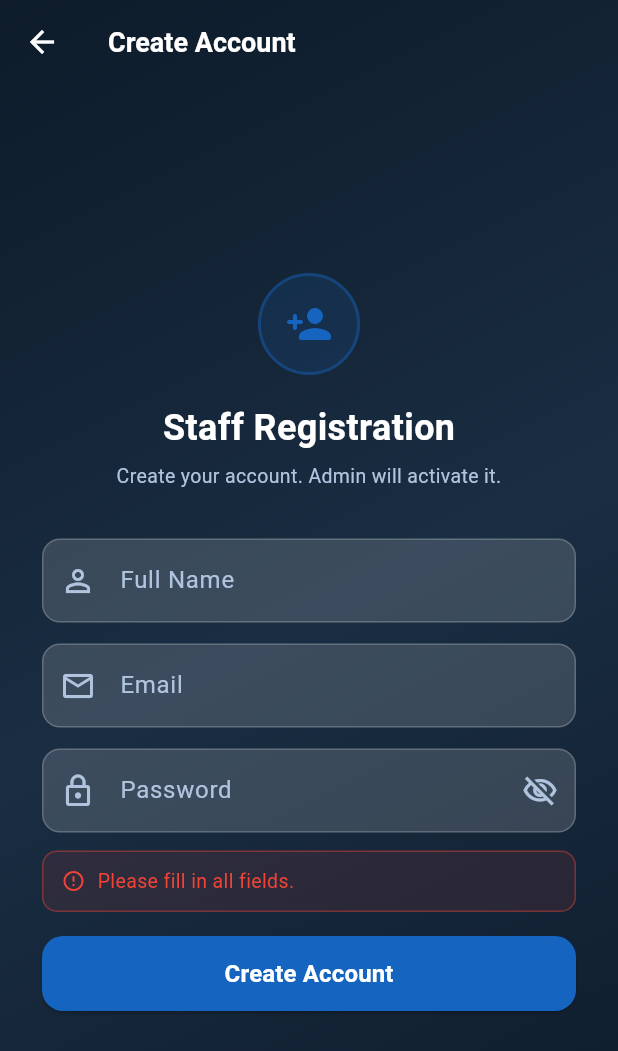
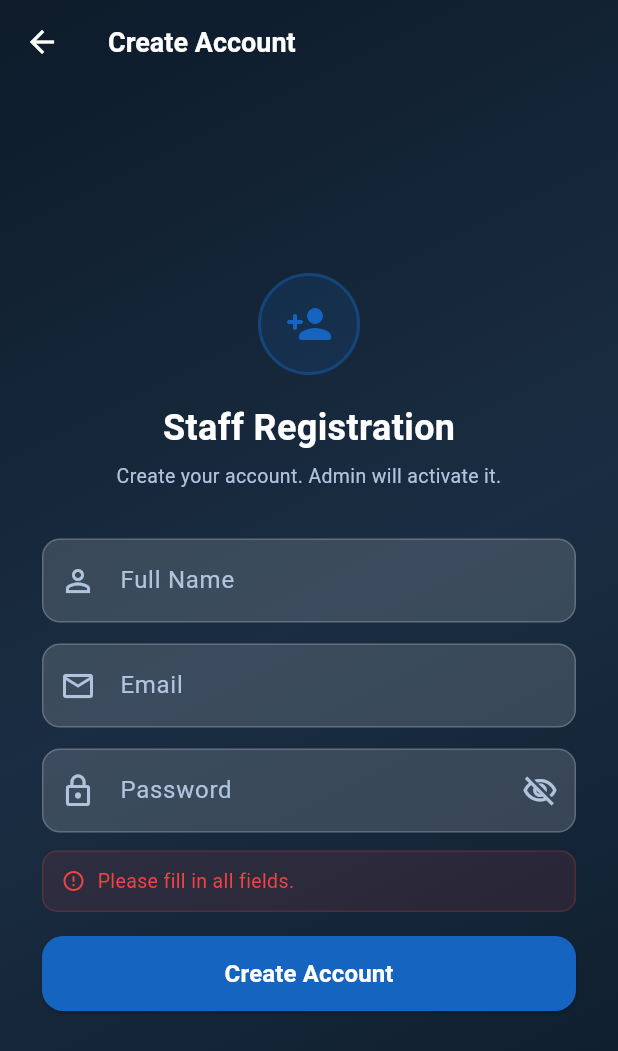
Before and after one commit to kusumeshkant/dq_staff, a Flutter app: the RegisterPage screen opened directly, after a tap on "Create Account", on a phone screen of 412 x 824 dp. Shown: the top 1051 px of the screen. Run offline on Flutter 3.47's test engine with Material 3 defaults, Android fonts, the phone set to English and light mode, and no system bars; our stand-ins replace firebase_auth, firebase_core, firebase_messaging, flutter_local_notifications, get, graphql_flutter and 1 more; missing offline and left inert: mobile_scanner; accounts and stored records are empty.

Commit message:
feat(design-system): Phase 5 — migrate auth, access, completed_orders screens
- login_page: Colors.red.* error indicator → AppColors.error/errorSubtle/errorBorder
- register_page: same error indicator pattern → AppColors tokens
- register_controller: Colors.green snackbar → AppColors.success
- access_page: Colors.green.*  discount code card → AppColors.success/successSubtle/successBorder;
  status switch (approved/rejected/revoked) → AppColors.success/error/warning
- completed_orders_page: Colors.green.*  completed icon → AppColors.success tokens

Co-Authored-By: Claude Sonnet 4.6 <noreply@anthropic.com>

```diff
--- a/lib/src/presentation/auth/register/register_controller.dart
+++ b/lib/src/presentation/auth/register/register_controller.dart
@@ -1,3 +1,6 @@
+import 'package:dq_staff/design_system/design_system.dart';
+import 'package:dq_staff/src/constants/app_config.dart';
+import 'package:firebase_auth/firebase_auth.dart';
 import 'package:flutter/material.dart';
 import 'package:get/get.dart';
 import '../../../domain/repo/auth_repository.dart';
@@ -43,9 +46,43 @@ class RegisterController extends GetxController {
     errorMessage.value = '';
 
     try {
+      // ── Step 1: Create Firebase account ────────────────────────────────────
+      // After this succeeds the user is signed in to Firebase.
+      debugPrint('[Register] step 1: Firebase createUser email=$email');
       await authRepo.registerWithEmail(email, password);
+      debugPrint('[Register] step 1 OK');
+
+      // ── Step 2: Init GraphQL client (auth token now available) ──────────────
       await GraphQLClientProvider.reinitWithToken();
-      await authRepo.updateProfileName(name);
+
+      // ── Step 3: Create backend DB record and set display name ───────────────
+      // Uses a login-scoped GraphQL client (no ErrorLink), so any backend
+      // error surfaces as a plain exception rather than triggering
+      // SessionManager.expireSession() and showing a false "Session Expired".
+      debugPrint('[Register] step 3: backend onboarding name=$name');
+      try {
+        await authRepo.registerInBackend(name);
+        debugPrint('[Register] step 3 OK');
+      } catch (backendError) {
+        // Backend creation failed — roll back by deleting the Firebase account
+        // so there is no zombie Firebase user with no backend record.
+        debugPrint('[Register] step 3 FAILED — rolling back Firebase account: $backendError');
+        try {
+          await FirebaseAuth.instance.currentUser?.delete();
+          debugPrint('[Register] Firebase account deleted (rollback OK)');
+        } catch (deleteErr) {
+          // Non-fatal: the account may already be in an inconsistent state.
+          // The user can try again with the same email once Firebase propagates
+          // the deletion (usually within seconds).
+          debugPrint('[Register] Firebase delete failed (non-fatal): $deleteErr');
+        }
+        GraphQLClientProvider.reset();
+        errorMessage.value = _friendlyBackendError(backendError.toString());
+        return;
+      }
+
+      // ── Step 4: Sign out Firebase — login page starts clean ─────────────────
+      debugPrint('[Register] step 4: signOut + navigate to LoginPage');
       await authRepo.signOut();
       GraphQLClientProvider.reset();
 
@@ -56,26 +93,51 @@ class RegisterController extends GetxController {
       Get.snackbar(
         'Account Created',
         'Your account is pending activation. Contact your admin to get access.',
-        backgroundColor: Colors.green.withValues(alpha: 0.85),
+        backgroundColor: AppColors.success,
         colorText: Colors.white,
-        duration: const Duration(seconds: 5),
+        duration: const Duration(seconds: 6),
+        snackPosition: SnackPosition.BOTTOM,
       );
     } catch (e) {
-      errorMessage.value = _friendlyError(e.toString());
+      // Firebase account creation failed (e.g. email-already-in-use) or an
+      // unexpected pre-step-3 error. No backend record was created so no
+      // rollback is needed.
+      debugPrint('[Register] FAILED (pre-backend): $e');
+      errorMessage.value = _friendlyFirebaseError(e.toString());
     } finally {
       isLoading.value = false;
     }
   }
 
-  String _friendlyError(String raw) {
+  String _friendlyFirebaseError(String raw) {
     if (raw.contains('email-already-in-use')) {
       return 'An account with this email already exists.';
     }
     if (raw.contains('invalid-email')) return 'Invalid email address.';
     if (raw.contains('weak-password')) {
-      return 'Password is too weak. Use at least 6 characters.';
+      return 'Password is too weak. Use at least 8 characters.';
     }
-    if (raw.contains('network')) return 'Network error. Check your connection.';
+    if (raw.contains('network-request-failed') || raw.contains('network')) {
+      return 'Network error. Check your connection and try again.';
+    }
+    if (AppConfig.isUat) {
+      final msg = raw.startsWith('Exception: ')
+          ? raw.substring('Exception: '.length)
+          : raw;
+      return '[UAT] $msg';
+    }
     return 'Registration failed. Please try again.';
   }
+
+  String _friendlyBackendError(String raw) {
+    final msg =
+        raw.startsWith('Exception: ') ? raw.substring('Exception: '.length) : raw;
+    if (msg.toLowerCase().contains('network') ||
+        msg.toLowerCase().contains('connection') ||
+        msg.toLowerCase().contains('reach')) {
+      return 'Could not connect to server. Check your internet connection and try again.';
+    }
+    if (AppConfig.isUat) return '[UAT] $msg';
+    return 'Account setup failed. Please try again.';
+  }
 }
--- a/lib/src/presentation/auth/register/register_page.dart
+++ b/lib/src/presentation/auth/register/register_page.dart
@@ -1,3 +1,4 @@
+import 'package:dq_staff/design_system/design_system.dart';
 import 'package:dq_staff/widgets/themed_background.dart';
 import 'package:flutter/material.dart';
 import 'package:get/get.dart';
@@ -114,20 +115,20 @@ class RegisterPage extends StatelessWidget {
                               horizontal: 12, vertical: 10),
                           margin: const EdgeInsets.only(bottom: 8),
                           decoration: BoxDecoration(
-                            color: Colors.red.withValues(alpha: 0.1),
+                            color: AppColors.errorSubtle,
                             borderRadius: BorderRadius.circular(10),
                             border: Border.all(
-                                color: Colors.red.withValues(alpha: 0.4)),
+                                color: AppColors.errorBorder),
                           ),
                           child: Row(
                             children: [
                               const Icon(Icons.error_outline_rounded,
-                                  color: Colors.red, size: 16),
+                                  color: AppColors.error, size: 16),
                               const SizedBox(width: 8),
                               Expanded(
                                 child: Text(c.errorMessage.value,
                                     style: const TextStyle(
-                                        color: Colors.red, fontSize: 13)),
+                                        color: AppColors.error, fontSize: 13)),
                               ),
                             ],
                           ),
```
Also changed, not shown: lib/src/presentation/access/access_page.dart (+10 -9 lines), lib/src/presentation/auth/login/login_page.dart (+5 -4 lines), lib/src/presentation/completed_orders/completed_orders_page.dart (+4 -3 lines).
